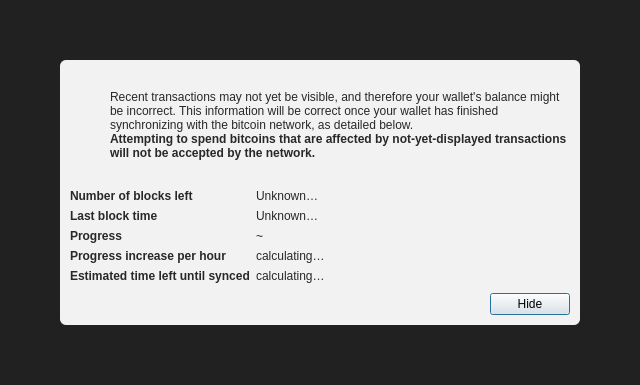
The window that src/qt/forms/modaloverlay.ui (BigOunceChristo/bitpulse) describes before a commit, drawn with Qt 5.
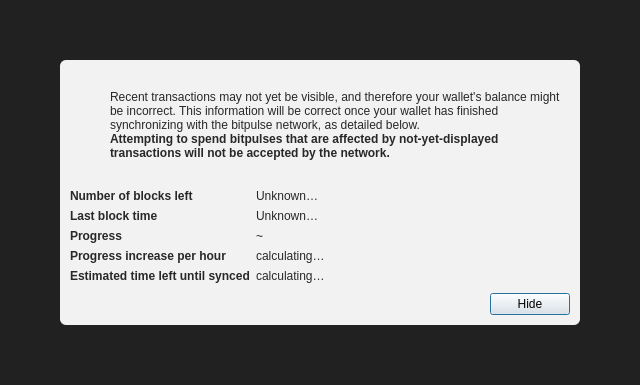
The same window after the commit. Icons and pictures are not drawn.

```diff
--- a/src/qt/forms/modaloverlay.ui
+++ b/src/qt/forms/modaloverlay.ui
@@ -130,7 +130,7 @@
              <item>
               <widget class="QLabel" name="infoText">
                <property name="text">
-                <string>Recent transactions may not yet be visible, and therefore your wallet's balance might be incorrect. This information will be correct once your wallet has finished synchronizing with the bitcoin network, as detailed below.</string>
+                <string>Recent transactions may not yet be visible, and therefore your wallet's balance might be incorrect. This information will be correct once your wallet has finished synchronizing with the bitpulse network, as detailed below.</string>
                </property>
                <property name="textFormat">
                 <enum>Qt::RichText</enum>
@@ -149,7 +149,7 @@
                 </font>
                </property>
                <property name="text">
-                <string>Attempting to spend bitcoins that are affected by not-yet-displayed transactions will not be accepted by the network.</string>
+                <string>Attempting to spend bitpulses that are affected by not-yet-displayed transactions will not be accepted by the network.</string>
                </property>
                <property name="textFormat">
                 <enum>Qt::RichText</enum>
```
